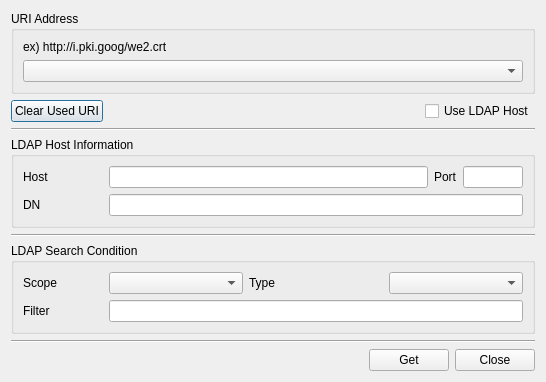
Old version of the form CertMan/get_uri_dlg.ui in the repository jykim74/CertMan.
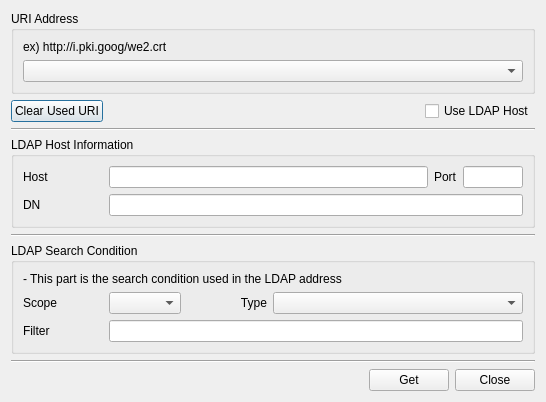
New version of the form.

Commit message: GetURI UI 개선

```diff
--- a/CertMan/get_uri_dlg.ui
+++ b/CertMan/get_uri_dlg.ui
@@ -7,7 +7,7 @@
     <x>0</x>
     <y>0</y>
     <width>538</width>
-    <height>355</height>
+    <height>399</height>
    </rect>
   </property>
   <property name="windowTitle">
@@ -171,6 +171,13 @@
       <string>LDAP Search Condition</string>
      </property>
      <layout class="QVBoxLayout" name="verticalLayout_4">
+      <item>
+       <widget class="QLabel" name="label_5">
+        <property name="text">
+         <string>- This part is the search condition used in the LDAP address</string>
+        </property>
+       </widget>
+      </item>
       <item>
        <layout class="QGridLayout" name="gridLayout_2">
         <item row="1" column="0">
@@ -189,7 +196,7 @@
         <item row="0" column="3">
          <widget class="QComboBox" name="mTypeCombo">
           <property name="sizePolicy">
-           <sizepolicy hsizetype="Preferred" vsizetype="Expanding">
+           <sizepolicy hsizetype="Expanding" vsizetype="Preferred">
             <horstretch>0</horstretch>
             <verstretch>0</verstretch>
            </sizepolicy>
@@ -207,6 +214,9 @@
           <property name="text">
            <string>Type</string>
           </property>
+          <property name="alignment">
+           <set>Qt::AlignRight|Qt::AlignTrailing|Qt::AlignVCenter</set>
+          </property>
          </widget>
         </item>
         <item row="0" column="0">
```
The commit also changes 1 other file.
